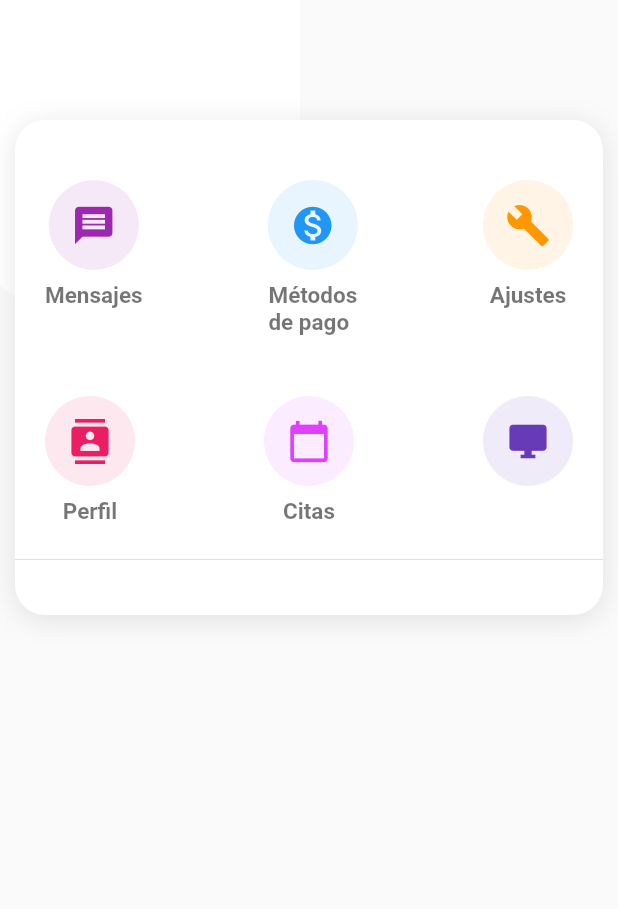
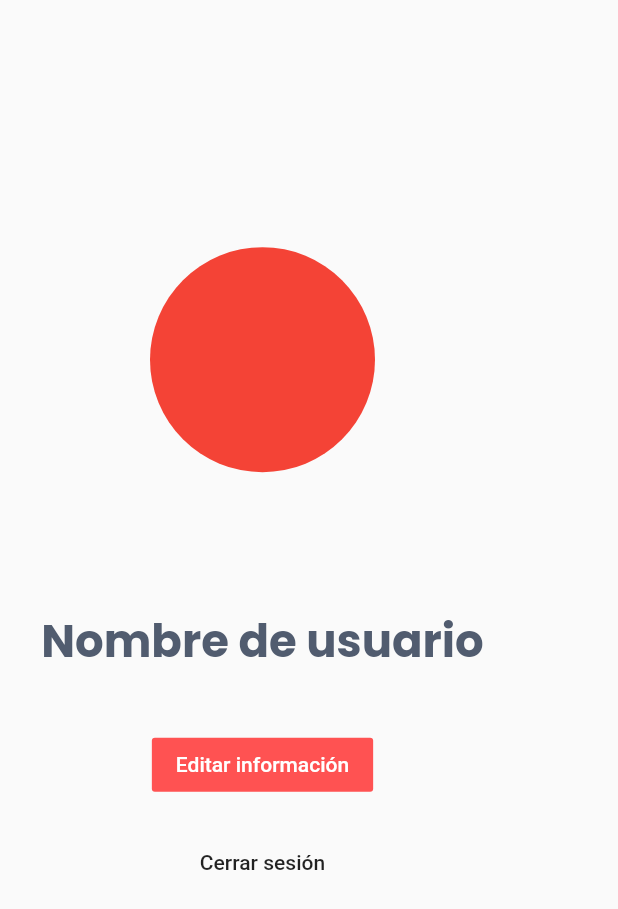
Before and after one commit to diazdesandi/flutterpsicologia, a Flutter app: the Dashpage widget shown alone on an empty page, opened directly, after a tap on the "contacts" icon, on a phone screen of 412 x 824 dp. Shown: the top 909 px of the screen. Run offline on Flutter 3.47's test engine with Material 2 defaults, Android fonts, the phone set to English and light mode, and no system bars; our stand-ins replace curved_navigation_bar, flutter_calendar_carousel, flutter_screenutil, google_fonts, styled_widget, youtube_player_flutter; missing offline and left inert: webfeed; network calls fail.

Commit message:
Profile update

```diff
--- a/lib/navbarscreens/home.dart
+++ b/lib/navbarscreens/home.dart
@@ -1,4 +1,6 @@
 import 'package:flutter/material.dart';
+import 'package:flutterpsicologia/pages/submenus/calendar.dart';
+import 'package:flutterpsicologia/pages/submenus/profile.dart';
 import 'package:styled_widget/styled_widget.dart';
 
 class Home extends StatelessWidget {
@@ -184,12 +186,16 @@ class Dashpage extends StatelessWidget {
                               borderRadius: BorderRadius.circular(100.0),
                               color: Colors.pink.withOpacity(0.1),
                               child: IconButton(
-                                padding: EdgeInsets.all(15.0),
-                                icon: Icon(Icons.contacts),
-                                color: Colors.pink,
-                                iconSize: 30.0,
-                                onPressed: () {},
-                              ),
+                                  padding: EdgeInsets.all(15.0),
+                                  icon: Icon(Icons.contacts),
+                                  color: Colors.pink,
+                                  iconSize: 30.0,
+                                  onPressed: () {
+                                    Navigator.push(
+                                        context,
+                                        MaterialPageRoute(
+                                            builder: (context) => ProfileClass()));
+                                  }),
                             ),
                             SizedBox(height: 8.0),
                             Text('Perfil',
@@ -209,7 +215,12 @@ class Dashpage extends StatelessWidget {
                                 icon: Icon(Icons.calendar_today),
                                 color: Colors.purpleAccent,
                                 iconSize: 30.0,
-                                onPressed: () {},
+                                onPressed: () {
+                                  Navigator.push(
+                                      context,
+                                      MaterialPageRoute(
+                                          builder: (context) => Agendar()));
+                                },
                               ),
                             ),
                             SizedBox(height: 8.0),
--- /dev/null
+++ b/lib/pages/submenus/profile.dart
@@ -0,0 +1,80 @@
+import 'package:flutter/material.dart';
+import 'package:google_fonts/google_fonts.dart';
+
+class ProfileClass extends StatelessWidget {
+  @override
+  Widget build(BuildContext context) {
+    return new MaterialApp(
+      debugShowCheckedModeBanner: false,
+      home: new MyProfile(),
+    );
+  }
+}
+
+class MyProfile extends StatefulWidget {
+  @override
+  _MyProfilePageState createState() => new _MyProfilePageState();
+}
+
+class _MyProfilePageState extends State<MyProfile> {
+  @override
+  Widget build(BuildContext context) {
+    return new Scaffold(
+        body: new Stack(
+      children: <Widget>[
+        Positioned(
+            width: 350.0,
+            top: MediaQuery.of(context).size.height / 5,
+            child: Column(
+              children: <Widget>[
+                Container(
+                    width: 150.0,
+                    height: 150.0,
+                    decoration: BoxDecoration(
+                      color: Colors.red,
+                      borderRadius: BorderRadius.all(Radius.circular(75.0)),
+                    )),
+                SizedBox(height: 90.0),
+                Text('Nombre de usuario',
+                    style: GoogleFonts.poppins(
+                        textStyle: TextStyle(
+                            fontSize: 30,
+                            fontWeight: FontWeight.bold,
+                            color: const Color(0xff515c6f)))),
+                SizedBox(height: 15.0),
+                SizedBox(height: 25.0),
+                Container(
+                    height: 40.0,
+                    width: 150.0,
+                    child: Material(
+                      child: GestureDetector(
+                        onTap: () {},
+                        child: Center(
+                            child: FlatButton(
+                                textColor: Colors.white,
+                                color: Colors.redAccent,
+                                child: Text('Editar información'),
+                                onPressed: () {})),
+                      ),
+                    )),
+                SizedBox(height: 25.0),
+                Container(
+                    height: 40.0,
+                    width: 150.0,
+                    child: Material(
+                      child: GestureDetector(
+                        onTap: () {},
+                        child: Center(
+                            child: FlatButton(
+                                textColor: Colors.black87,
+                                color: Colors.transparent,
+                                child: Text('Cerrar sesión'),
+                                onPressed: () {})),
+                      ),
+                    ))
+              ],
+            ))
+      ],
+    ));
+  }
+}
--- a/pubspec.yaml
+++ b/pubspec.yaml
@@ -21,7 +21,6 @@ dependencies:
   flutter_calendar_carousel: ^1.4.12
   webfeed: ^0.4.2
 
-
   # The following adds the Cupertino Icons font to your application.
   # Use with the CupertinoIcons class for iOS style icons.
   cupertino_icons: ^0.1.3
```
Also changed, not shown: lib/pages/submenus/calendar.dart (+16 -155 lines), lib/pages/submenus/paymentmethods.dart (deleted), lib/pages/submenus/test.dart (added), pubspec.lock.
